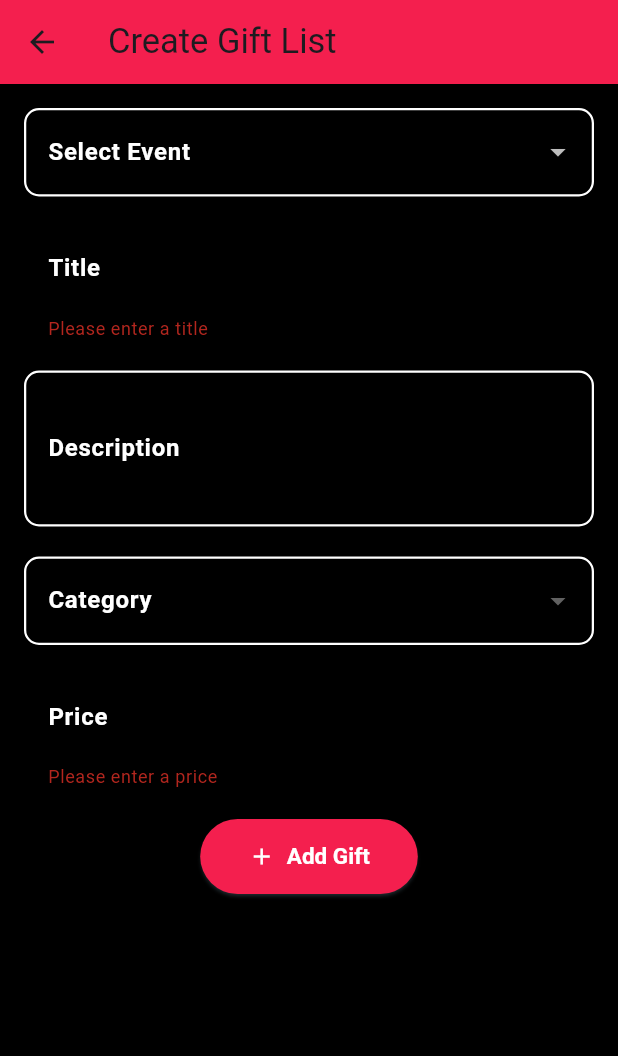
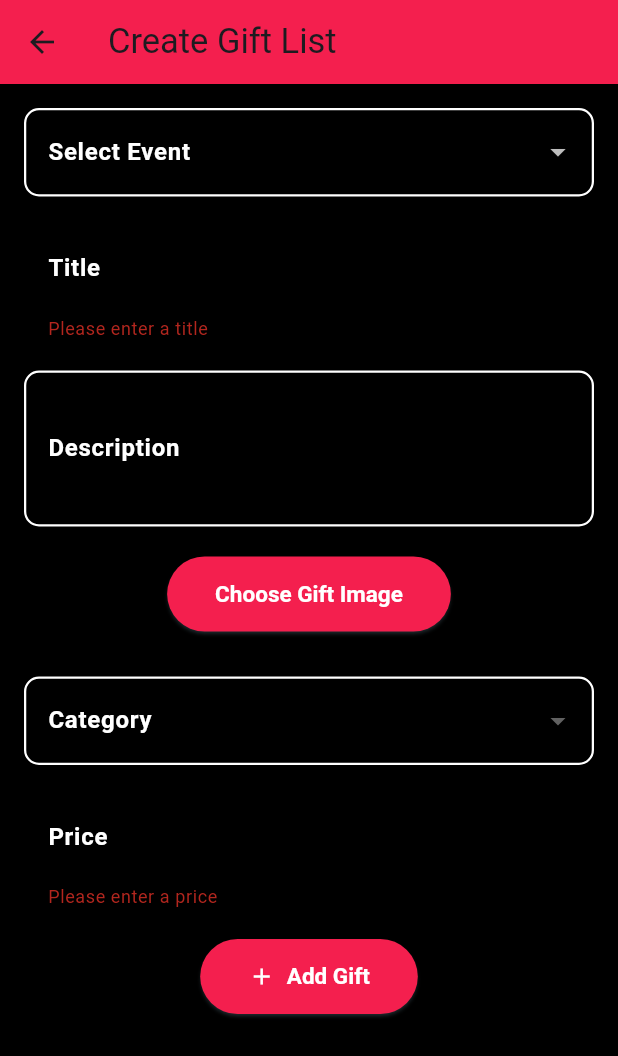
Before and after one commit to nadaWagdy/Hedieaty, a Flutter app: the CreateGiftListPage screen opened by its route, after a tap on "Add Gift", on a phone screen of 412 x 824 dp. Shown: the top 1056 px of the screen. Run offline on Flutter 3.47's test engine with Material 3 defaults, Android fonts, the phone set to English and light mode, and no system bars; our stand-ins replace firebase_auth, firebase_core, firebase_database, firebase_messaging, flutter_local_notifications, image_picker and 1 more; accounts and stored records are empty; Roboto replaces fonts that are missing (lxgw).

Commit message:
Synchronized gift creation with update

```diff
--- a/lib/views/create_gift_list_page.dart
+++ b/lib/views/create_gift_list_page.dart
@@ -2,6 +2,7 @@ import 'package:firebase_auth/firebase_auth.dart';
 import 'package:flutter/material.dart';
 import 'package:firebase_database/firebase_database.dart';
 import 'package:hedieaty/models/gift.dart';
+import 'package:image_picker/image_picker.dart';
 import '../models/enums.dart';
 import '../services/db_service.dart';
 import 'common_widgets.dart';
@@ -26,6 +27,9 @@ class _CreateGiftListPageState extends State<CreateGiftListPage> {
   List<String> eventsIds = [];
   List<Gift> savedGifts = [];
 
+  final ImagePicker _picker = ImagePicker();
+  String _giftImagePath = 'assets/images/default.png';
+
   @override
   void initState() {
     super.initState();
@@ -49,7 +53,6 @@ class _CreateGiftListPageState extends State<CreateGiftListPage> {
         });
       }
     } catch (e) {
-      // print(e);
       ScaffoldMessenger.of(context).showSnackBar(
         SnackBar(content: Text('Error loading events',
           style: TextStyle(fontSize: 18),
@@ -97,6 +100,7 @@ class _CreateGiftListPageState extends State<CreateGiftListPage> {
       price: double.tryParse(_priceController.text.trim()),
       status: GiftStatus.available,
       eventID: _selectedEventId ?? '',
+      imagePath: _giftImagePath
     );
 
     await Gift.saveDraft(gift);
@@ -109,6 +113,7 @@ class _CreateGiftListPageState extends State<CreateGiftListPage> {
     _priceController.clear();
     selectedCategory = null;
     selectedEvent = null;
+    _giftImagePath = 'assets/images/default.png';
   }
 
   Future<void> _saveGiftList() async {
@@ -128,6 +133,16 @@ class _CreateGiftListPageState extends State<CreateGiftListPage> {
         style: TextStyle(fontSize: 18),
       )),
     );
+  }
+
+  Future<void> _uploadGiftImage() async {
+    final XFile? pickedImage = await _picker.pickImage(source: ImageSource.gallery);
+
+    if (pickedImage != null) {
+      setState(() {
+      _giftImagePath = pickedImage.path;
+      });
+    }
   }
 
   @override
@@ -184,6 +199,31 @@ class _CreateGiftListPageState extends State<CreateGiftListPage> {
                   cursorColor: appColors['buttonText'],
                 ),
                 SizedBox(height: 20),
+                Center(
+                  child: ElevatedButton(
+                    onPressed: _uploadGiftImage,
+                    child: Text('Choose Gift Image'),
+                    style: ElevatedButton.styleFrom(
+                      backgroundColor: appColors['primary'],
+                      foregroundColor: appColors['buttonText'],
+                      shadowColor: Colors.blueGrey,
+                      shape: RoundedRectangleBorder(
+                        borderRadius: BorderRadius.circular(25),
+                      ),
+                      padding: EdgeInsets.symmetric(horizontal: 32, vertical: 16),
+                      textStyle: TextStyle(
+                        fontSize: 15,
+                        fontWeight: FontWeight.bold,
+                      ),
+                    ),
+                  )
+                ),
+                SizedBox(height: 10,),
+                _giftImagePath == 'assets/images/default.png' ? SizedBox(height: 0,) :
+                    Center(
+                          child: Text('Gift Image Selected', style: TextStyle(color: appColors['primary'], fontWeight: FontWeight.bold, fontSize: 18, fontFamily: 'lxgw'),)
+                    ),
+                SizedBox(height: 20,),
                 DropdownButtonFormField<String>(
                   decoration: TextFieldDecoration.searchInputDecoration('Category'),
                   style: TextStyle(
```
